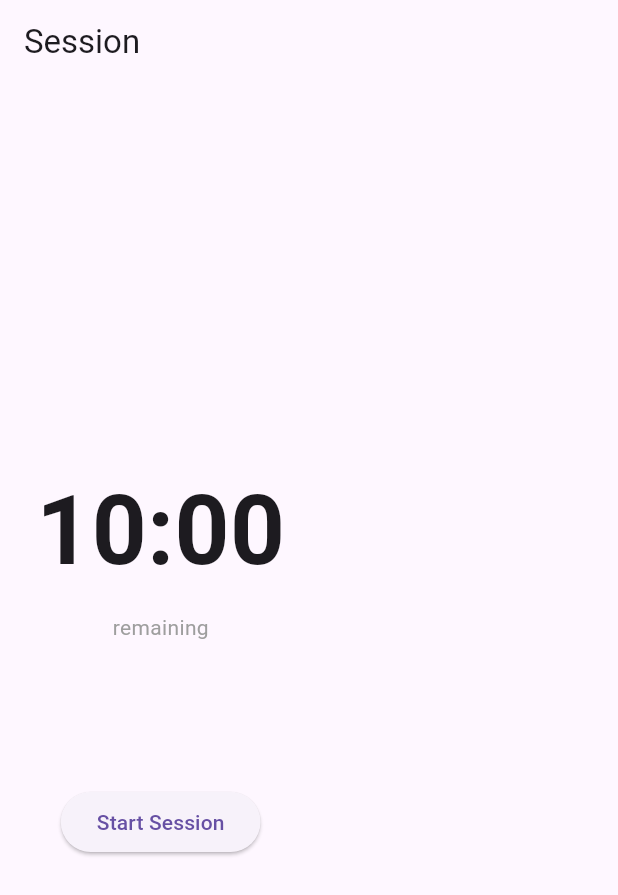
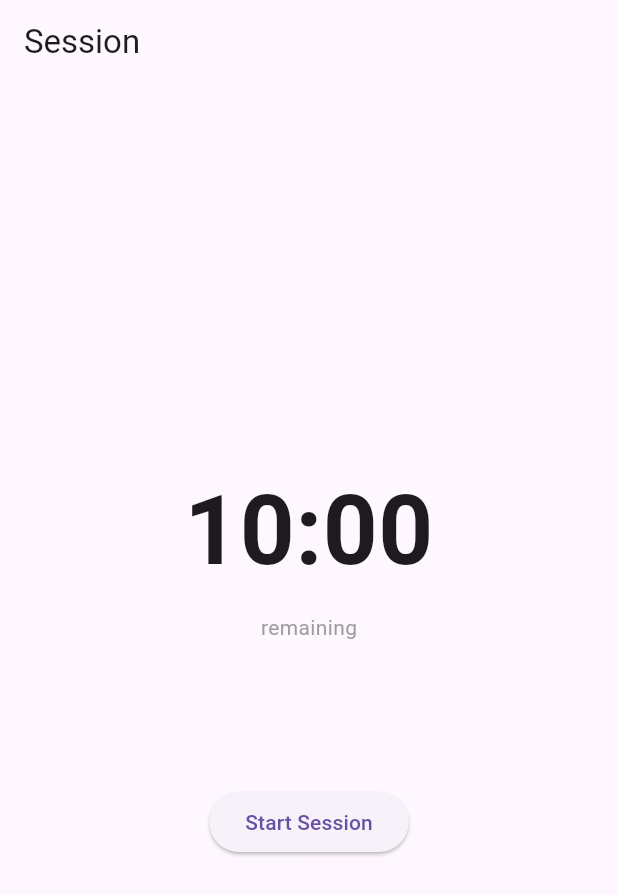
Before and after one commit to hannaginther/endo-therapy-app, a Flutter app: the SessionScreen screen opened directly with empty values, on a phone screen of 412 x 824 dp. Shown: the top 895 px of the screen. Run offline on Flutter 3.47's test engine with Material 3 defaults, Android fonts, the light colour scheme and no system bars; our stand-ins replace flutter_blue_plus.

Commit message:
Attempt to fix exception

```diff
--- a/lib/screens/session_screen.dart
+++ b/lib/screens/session_screen.dart
@@ -101,14 +101,17 @@ class _SessionScreenState extends State<SessionScreen> {
         automaticallyImplyLeading: false, // Disable back button
       ),
       body: SafeArea(
+        child: Center(
           child: Padding(
             padding: const EdgeInsets.all(24.0),
             child: Column(
               mainAxisAlignment: MainAxisAlignment.center,
+              crossAxisAlignment: CrossAxisAlignment.center,
               children: [
                 // Timer display
                 Text(
                   _formatTime(_secondsRemaining),
+                  textAlign: TextAlign.center,
                   style: const TextStyle(
                     fontSize: 64,
                     fontWeight: FontWeight.bold,
@@ -138,6 +141,7 @@ class _SessionScreenState extends State<SessionScreen> {
                     child: const Text('End Session Early'),
                   ),
               ],
+            ),
           ),
         ),
       ),
@@ -254,8 +258,6 @@ class _SessionScreenState extends State<SessionScreen> {
     context.read<BleManager>().removeListener(_checkSafetyAlert);
     _timer?.cancel();
     if (!_sessionEnded) {
-      // Store reference before widget deactivates
-      final ble = context.read<BleManager>();
       context.read<BleManager>().sendCommand(BleCommands.allOff);
     }
     super.dispose();
```
Lines whose indentation alone changed are shown as unchanged.
